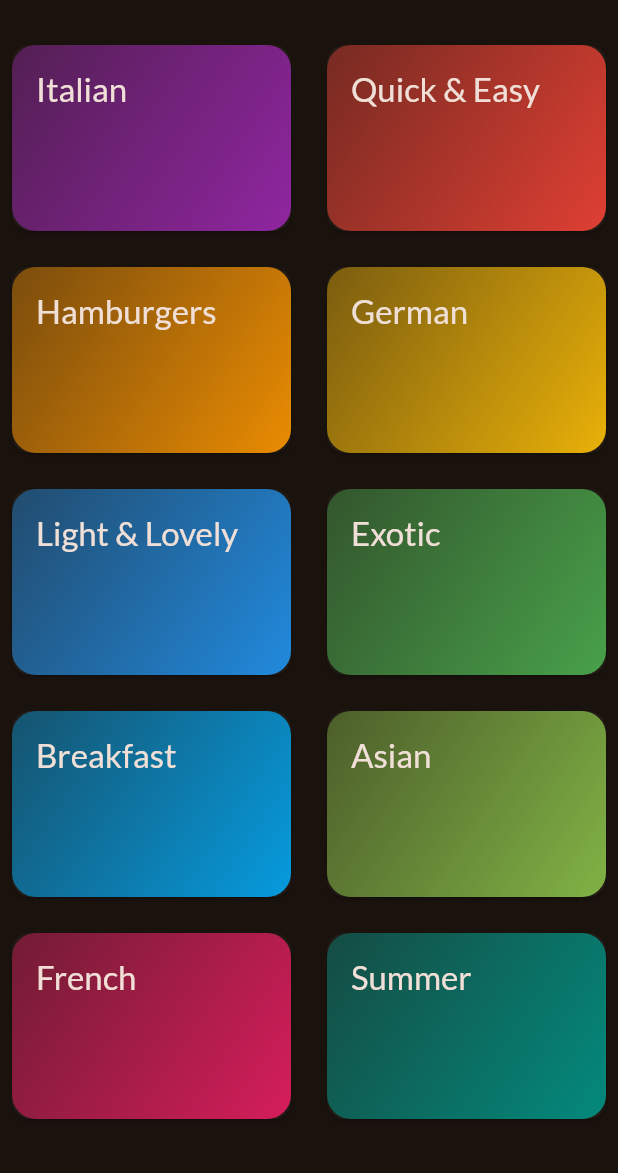
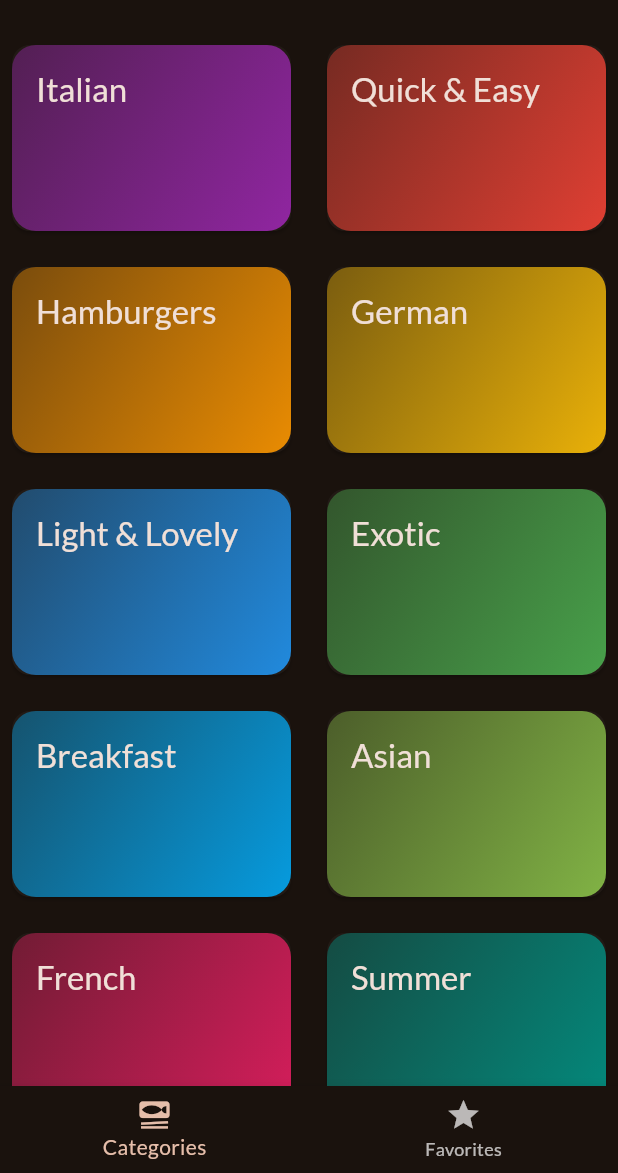
Before and after one commit to Satin3737/flutter_meals_app, a Flutter app: the screen it shows after launch, on a phone screen of 412 x 824 dp, the part 63-1236 px from its top. Run offline on Flutter 3.47's test engine with Material 3 defaults, Android fonts, the phone set to English and light mode, and no system bars; our stand-ins replace google_fonts, transparent_image.

Commit message:
Added tabs screen navigation

```diff
--- a/lib/main.dart
+++ b/lib/main.dart
@@ -1,5 +1,5 @@
 import 'package:flutter/material.dart';
-import 'package:flutter_meals_app/screens/categories_screen.dart';
+import 'package:flutter_meals_app/screens/screen_tabs.dart';
 import 'package:google_fonts/google_fonts.dart';
 
 final theme = ThemeData(
@@ -21,7 +21,7 @@ class App extends StatelessWidget {
     return MaterialApp(
       debugShowCheckedModeBanner: false,
       theme: theme,
-      home: const CategoriesScreen(),
+      home: ScreenTabs(),
     );
   }
 }
--- a/lib/screens/categories_screen.dart
+++ b/lib/screens/categories_screen.dart
@@ -23,11 +23,7 @@ class CategoriesScreen extends StatelessWidget {
 
   @override
   Widget build(BuildContext context) {
-    return Scaffold(
-      appBar: AppBar(
-        title: const Text('Meals Categories'),
-      ),
-      body: GridView(
+    return GridView(
       padding: const EdgeInsets.symmetric(horizontal: 8, vertical: 16),
       gridDelegate: const SliverGridDelegateWithFixedCrossAxisCount(
         crossAxisCount: 2,
@@ -41,7 +37,6 @@ class CategoriesScreen extends StatelessWidget {
           onCategoryTap: () => _onCategoryTap(context, category),
         );
       }).toList(),
-      ),
     );
   }
 }
--- /dev/null
+++ b/lib/screens/screen_tabs.dart
@@ -0,0 +1,49 @@
+import 'package:flutter/material.dart';
+import 'package:flutter_meals_app/screens/categories_screen.dart';
+import 'package:flutter_meals_app/screens/meals_screen.dart';
+
+class ScreenTabs extends StatefulWidget {
+  const ScreenTabs({super.key});
+
+  @override
+  State<ScreenTabs> createState() => _ScreenTabsState();
+}
+
+class _ScreenTabsState extends State<ScreenTabs> {
+  int _selectedTabIndex = 0;
+
+  final List<({Widget screen, String title})> _screens = const [
+    (screen: CategoriesScreen(), title: 'Meals Categories'),
+    (screen: MealsScreen(meals: []), title: 'Favorites'),
+  ];
+
+  void _onTabTap(int index) => setState(() => _selectedTabIndex = index);
+
+  @override
+  Widget build(BuildContext context) {
+    final currentScreen = _screens[_selectedTabIndex];
+
+    return Scaffold(
+      appBar: AppBar(
+        title: Text(currentScreen.title),
+      ),
+      body: Center(
+        child: currentScreen.screen,
+      ),
+      bottomNavigationBar: BottomNavigationBar(
+        currentIndex: _selectedTabIndex,
+        onTap: _onTabTap,
+        items: const [
+          BottomNavigationBarItem(
+            icon: Icon(Icons.set_meal),
+            label: 'Categories',
+          ),
+          BottomNavigationBarItem(
+            icon: Icon(Icons.star),
+            label: 'Favorites',
+          ),
+        ],
+      ),
+    );
+  }
+}
```
Also changed, not shown: lib/screens/meals_screen.dart (+14 -4 lines). Lines whose indentation alone changed are shown as unchanged.
